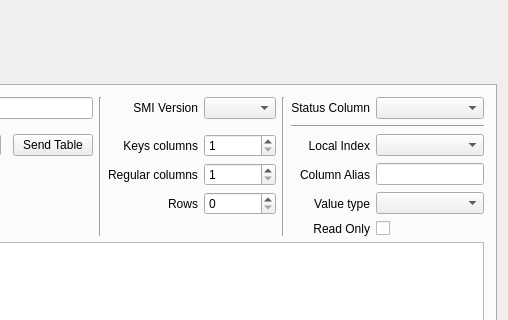
The window that src/mainwindow.ui (silderan/BasicSNMP) describes before a commit, drawn with Qt 5; both pictures show x 572 to 1080 and y 107 to 427 of the 1080 by 681 pixel window.
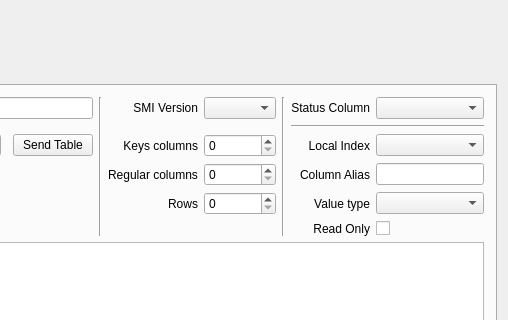
The same window after the commit.

Patch:
```diff
--- a/src/mainwindow.ui
+++ b/src/mainwindow.ui
@@ -461,7 +461,10 @@
         <item row="2" column="8">
          <widget class="QSpinBox" name="keyCount">
           <property name="minimum">
-           <number>1</number>
+           <number>0</number>
+          </property>
+          <property name="value">
+           <number>0</number>
           </property>
          </widget>
         </item>
@@ -485,7 +488,10 @@
         <item row="3" column="8">
          <widget class="QSpinBox" name="columnCount">
           <property name="minimum">
-           <number>1</number>
+           <number>0</number>
+          </property>
+          <property name="value">
+           <number>0</number>
           </property>
          </widget>
         </item>
```
Left out of the diff: 2 changed lines with no effect on the pictures.
